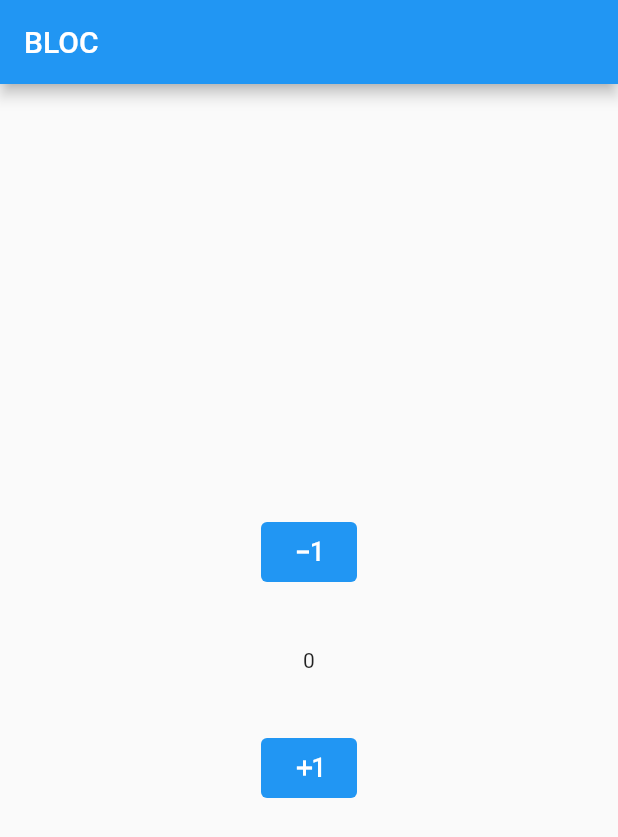
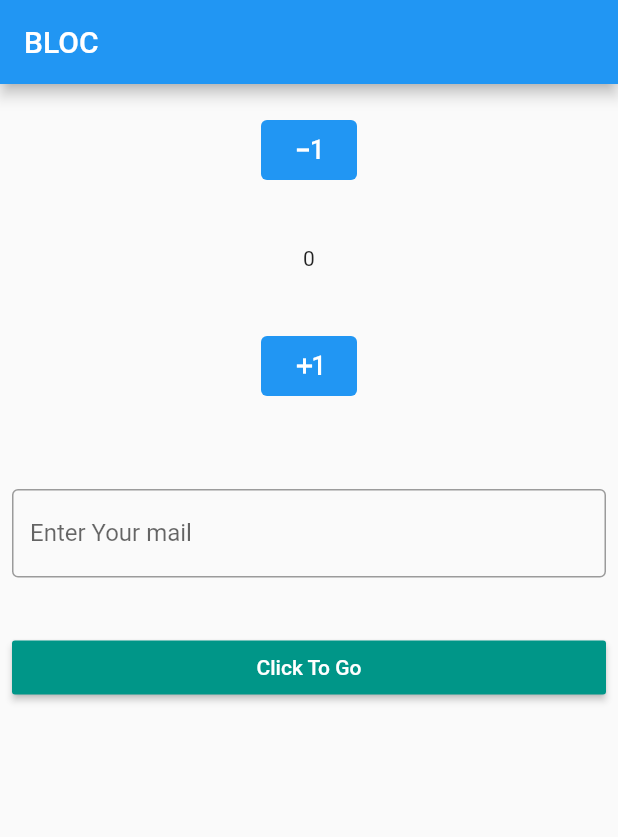
Before and after one commit to AbanoubMossa/flutter_bloc, a Flutter app: the screen it shows after launch, on a phone screen of 412 x 824 dp. Shown: the top 837 px of the screen. Run offline on Flutter 3.47's test engine with Material 2 defaults, Android fonts, the phone set to English and light mode, and no system bars; our stand-ins replace flutter_bloc.

Commit message:
add text field and send value to another screen by bloc

```diff
--- a/lib/blocs/home/home_state.dart
+++ b/lib/blocs/home/home_state.dart
@@ -14,3 +14,8 @@ class DecrementState extends HomeState{
   final int value;
   DecrementState({required this.value});
 }
+
+class ShowText extends HomeState{
+  final String test;
+  ShowText({required this.test});
+}
--- a/lib/main.dart
+++ b/lib/main.dart
@@ -11,7 +11,7 @@ void main() {
         providers: [
           BlocProvider<HomeBloc>(create: (context) => HomeBloc(),)
         ],
-        child: MyApp(),
+        child: const MyApp(),
       ),
     ),
   );
--- a/lib/screens/home_screen/home_screen.dart
+++ b/lib/screens/home_screen/home_screen.dart
@@ -1,6 +1,7 @@
 import 'package:flutter/material.dart';
 import 'package:flutter_bloc/flutter_bloc.dart';
 import 'package:sefen_bloc/blocs/home/home_bloc.dart';
+import 'package:sefen_bloc/screens/test_screen/test_screen.dart';
 
 class HomeScreen extends StatefulWidget {
   const HomeScreen({Key? key}) : super(key: key);
@@ -11,36 +12,64 @@ class HomeScreen extends StatefulWidget {
 
 class _HomeScreenState extends State<HomeScreen> {
   int value = 0;
+  var textController = TextEditingController();
+  var formKey = GlobalKey<ScaffoldState>();
+
   @override
   Widget build(BuildContext context) {
+
     return BlocConsumer<HomeBloc, HomeState>(
       listener: (context, state) {
-        if(state is IncrementState){
+        if (state is IncrementState) {
           value = state.value;
-        }else if (state is DecrementState){
+        } else if (state is DecrementState) {
           value = state.value;
+        }else if(state is TestScreen){
+
         }
       },
       builder: (context, state) {
-        return Scaffold(
+        return Form(
+          key: formKey,
+          child: Scaffold(
             appBar: AppBar(
               title: const Text(
                 'BLOC',
               ),
             ),
-          body: Center(
+            body: Column(
+              children: [
+                buildIncrementItems(),
+                const SizedBox(height: 50),
+                buildTextFormFieldItems(),
+                const SizedBox(height: 20),
+                buildButton(),
+              ],
+            ),
+          ),
+        );
+      },
+    );
+  }
+
+  Widget buildIncrementItems() {
+    return Padding(
+      padding: const EdgeInsetsDirectional.only(top: 20.0),
+      child: Center(
         child: Column(
-              mainAxisAlignment: MainAxisAlignment.center,
           children: [
             TextButton(
               style: ButtonStyle(
-                      backgroundColor: MaterialStateProperty.all(Colors.blue,)
-                  ),
+                  backgroundColor: MaterialStateProperty.all(
+                Colors.blue,
+              )),
               onPressed: () {
-                    BlocProvider.of<HomeBloc>(context).add(DecrementEvent(value: value));
+                BlocProvider.of<HomeBloc>(context)
+                    .add(DecrementEvent(value: value));
               },
               child: const Icon(
-                    Icons.exposure_minus_1, color: Colors.white,
+                Icons.exposure_minus_1,
+                color: Colors.white,
               ),
             ),
             const SizedBox(height: 40),
@@ -48,22 +77,57 @@ class _HomeScreenState extends State<HomeScreen> {
             const SizedBox(height: 40),
             TextButton(
               style: ButtonStyle(
-                      backgroundColor: MaterialStateProperty.all(Colors.blue)
-                  ),
+                  backgroundColor: MaterialStateProperty.all(Colors.blue)),
               onPressed: () {
-                    BlocProvider.of<HomeBloc>(context).add(IncrementEvent(
-                      value: value
-                    ));
+                BlocProvider.of<HomeBloc>(context)
+                    .add(IncrementEvent(value: value));
               },
               child: const Icon(
-                    Icons.exposure_plus_1, color: Colors.white,
+                Icons.exposure_plus_1,
+                color: Colors.white,
               ),
             )
           ],
         ),
       ),
     );
+  }
+
+  Widget buildTextFormFieldItems() {
+    return Padding(
+      padding: const EdgeInsets.all(8.0),
+      child: TextFormField(
+        decoration: const InputDecoration(
+          label: Text(
+            'Enter Your mail',
+          ),
+          border: OutlineInputBorder(),
+        ),
+        validator: (value) {
+          if (value!.isEmpty) {
+            return "The Mail Must Be Empty";
+          }
         },
+        controller: textController,
+      ),
+    );
+  }
+
+  Widget buildButton() {
+    return Padding(
+      padding: const EdgeInsets.all(8.0),
+      child: MaterialButton(
+        color: Colors.teal,
+        textColor: Colors.white,
+        minWidth: double.infinity,
+        onPressed: () {
+          Navigator.push(context, MaterialPageRoute(builder: (context) => TestScreen(test: textController.text,)));
+
+        },
+        child: const Text(
+          'Click To Go'
+        ),
+      ),
     );
   }
 }
--- /dev/null
+++ b/lib/training/home_bloc.dart
@@ -0,0 +1,30 @@
+import 'dart:async';
+
+import 'package:flutter_bloc/flutter_bloc.dart';
+import 'package:sefen_bloc/training/home_event.dart';
+import 'package:sefen_bloc/training/home_state.dart';
+
+
+class HomeBloc extends Bloc<HomeEvent,HomeState>{
+  HomeBloc() : super(HomeInitial()){
+    on<IncrementEvent>(_onIncrementEvent);
+    on<DecrementEvent>(_onDecrementEvent);
+    on<ShowTextEvent>(_onShowTestEvent);
+  }
+
+
+  FutureOr<void> _onIncrementEvent(
+      IncrementEvent event, Emitter<HomeState> emit){
+    emit(IncrementState(count: event.count + 1));
+  }
+
+  FutureOr<void> _onDecrementEvent(
+      DecrementEvent event, Emitter<HomeState> emit){
+    emit(DecrementState(count: event.count - 1));
+  }
+
+  FutureOr<void> _onShowTestEvent(
+      ShowTextEvent event , Emitter<HomeState> emit){
+    emit(ShowTextState(test: event.test));
+  }
+}
--- /dev/null
+++ b/lib/training/home_event.dart
@@ -0,0 +1,17 @@
+class HomeEvent{}
+
+class IncrementEvent extends HomeEvent{
+  final int count;
+  IncrementEvent({required this.count});
+}
+
+class DecrementEvent extends HomeEvent{
+  final int count;
+  DecrementEvent({required this.count});
+}
+
+
+class ShowTextEvent extends HomeEvent{
+  final String test;
+  ShowTextEvent({required this.test});
+}
--- /dev/null
+++ b/lib/training/home_state.dart
@@ -0,0 +1,19 @@
+class HomeState{}
+
+class HomeInitial extends HomeState{}
+
+class IncrementState extends HomeState{
+  int count = 0;
+  IncrementState({required this.count});
+}
+
+
+class DecrementState extends HomeState{
+  int count = 0;
+  DecrementState({required this.count});
+}
+
+class ShowTextState extends HomeState{
+  String test;
+  ShowTextState({required this.test});
+}
```
Also changed, not shown: lib/screens/test_screen/my_screen.dart (added, +109 -0 lines), lib/screens/test_screen/test_screen.dart (added, +21 -0 lines). Lines whose indentation alone changed are shown as unchanged.
